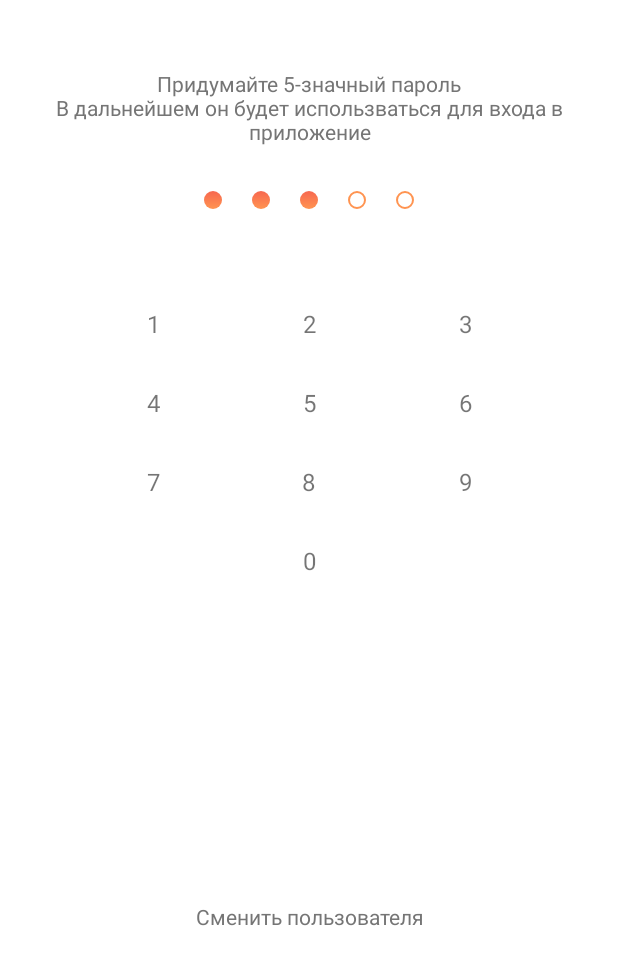
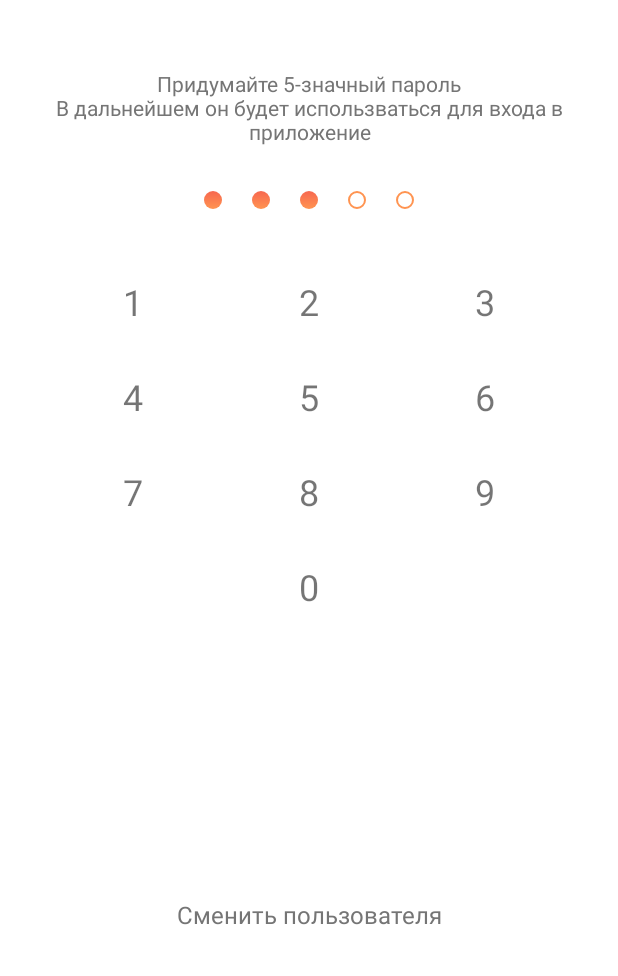
Before and after one commit to Ekaterina-El/Metrolog, an Android app: the layout defender_fragment.xml on its own in the app's theme, with its tools: preview values and no code run, on a phone screen of 412 x 824 dp, the part 260-1236 px from its top. Run offline under Robolectric (Android 15) with nearby library versions, the phone set to English and light mode, and no system bars; Roboto replaces fonts that are not available here.

```diff
--- a/app/src/main/java/el/ka/someapp/data/repository/AuthenticationService.kt
+++ b/app/src/main/java/el/ka/someapp/data/repository/AuthenticationService.kt
@@ -93,4 +93,7 @@ object AuthenticationService {
       }
   }
 
+  fun checkUserIsAuth(onAuth: () -> Unit, onNoAuth: () -> Unit) {
+    if (auth.currentUser != null) onAuth() else onNoAuth()
+  }
 }
--- a/app/src/main/res/layout/defender_fragment.xml
+++ b/app/src/main/res/layout/defender_fragment.xml
@@ -108,9 +108,9 @@
     <LinearLayout
       android:layout_width="match_parent"
       android:layout_height="wrap_content"
-      android:layout_marginStart="50dp"
-      android:layout_marginTop="50dp"
-      android:layout_marginEnd="50dp"
+      android:layout_marginStart="@dimen/app_padding"
+      android:layout_marginTop="30dp"
+      android:layout_marginEnd="@dimen/app_padding"
       android:orientation="vertical"
       app:layout_constraintEnd_toEndOf="parent"
       app:layout_constraintStart_toStartOf="parent"
@@ -247,7 +247,7 @@
       android:gravity="center"
       android:text="@string/change_user"
       android:textColor="@color/secondary_color"
-      android:textSize="14sp"
+      android:textSize="16sp"
       app:layout_constraintBottom_toBottomOf="parent"
       app:layout_constraintEnd_toEndOf="parent"
       app:layout_constraintStart_toStartOf="parent" />
--- a/app/src/main/res/values/dimens.xml
+++ b/app/src/main/res/values/dimens.xml
@@ -2,5 +2,5 @@
 <resources>
   <dimen name="app_padding">30dp</dimen>
   <dimen name="defender_circle_size">12dp</dimen>
-  <dimen name="defender_number_size">16sp</dimen>
+  <dimen name="defender_number_size">24sp</dimen>
 </resources>
--- a/app/src/main/res/values/strings.xml
+++ b/app/src/main/res/values/strings.xml
@@ -30,4 +30,5 @@
   <string name="defender">Defender</string>
   <string name="defender_create_pass">Придумайте 5-значный пароль\nВ дальнейшем он будет использваться для входа в приложение</string>
   <string name="change_user">Сменить пользователя</string>
+  <string name="successAuth">Вы успешно авторизовались!</string>
 </resources>
```
Also changed, not shown: app/src/main/java/el/ka/someapp/view/LoginFragment.kt (+17 -0 lines), app/src/main/java/el/ka/someapp/view/SplashFragment.kt (+34 -4 lines), app/src/main/java/el/ka/someapp/viewmodel/SplashViewModel.kt (added, +24 -0 lines).
